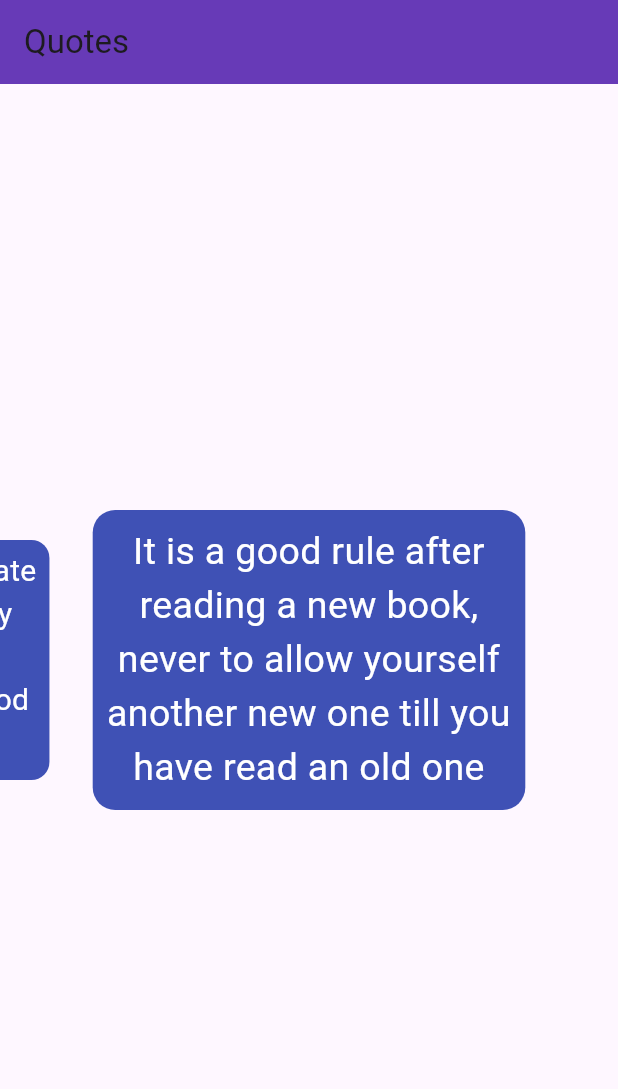
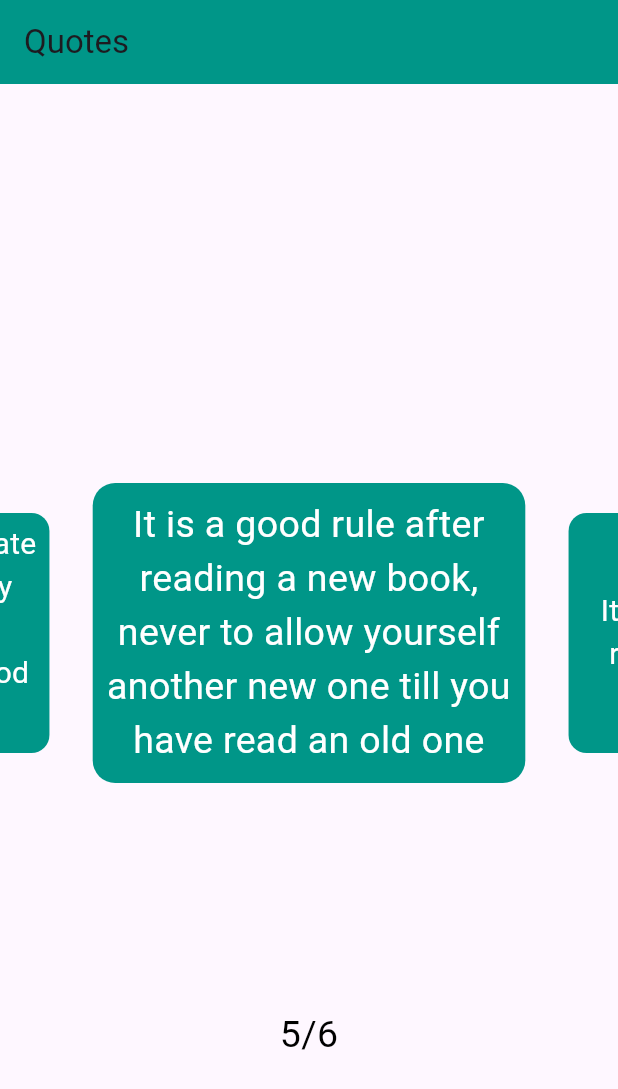
Before and after one commit to chandru2309/text_view, a Flutter app: the screen it shows after launch, swiped to page 5, on a phone screen of 412 x 824 dp. Shown: the top 1089 px of the screen. Run offline on Flutter 3.47's test engine with Material 3 defaults, Android fonts, the phone set to English and light mode, and no system bars.

Commit message:
Initial commit

```diff
--- a/lib/app_data_text.dart
+++ b/lib/app_data_text.dart
@@ -10,4 +10,5 @@ List<AppDataText> appDataText =[
   AppDataText('I believe in Christianity as I believe that the sun has risen: not only because I see it, but because by it I see everything else'),
   AppDataText('Love is not affectionate feeling, but a steady wish for the loved persons ultimate good as far as it can be obtained'),
   AppDataText('It is a good rule after reading a new book, never to allow yourself another new one till you have read an old one'),
+  AppDataText('It is a good rule after reading a new book'),
 ];
--- a/lib/app_display_text.dart
+++ b/lib/app_display_text.dart
@@ -12,7 +12,7 @@ final AppDataText appDataText;
         height: 200,
         width: 300,
         decoration: BoxDecoration(
-          borderRadius: BorderRadius.circular(15),color: Colors.indigo,
+          borderRadius: BorderRadius.circular(15),color: Colors.teal,
         ),
         //color: Colors.indigo,
         child: Center(
--- a/lib/app_page_view.dart
+++ b/lib/app_page_view.dart
@@ -15,7 +15,7 @@ class _ApppageviewState extends State<Apppageview> {
   Widget build(BuildContext context) {
     return Scaffold(
       appBar: AppBar(
-        backgroundColor: Colors.deepPurple,
+        backgroundColor: Colors.teal,
         title: Text('Quotes'),
       ),
       body: Column(
@@ -47,7 +47,20 @@ class _ApppageviewState extends State<Apppageview> {
                   );
                   DisplayText(appDataText: appDataText[index]);
                 }),
+          ),
+          Row(
+            mainAxisAlignment: MainAxisAlignment.center,
+            children: [
+              Container(
+                child: new Text((_selectedIndex +1).toString()+'/'+
+                appDataText.length.toString(),
+                style: TextStyle(
+                  fontSize: 25,color: Colors.black
+                ),)
+              )
+            ],
           )
+
         ],
       ),
     );
```
